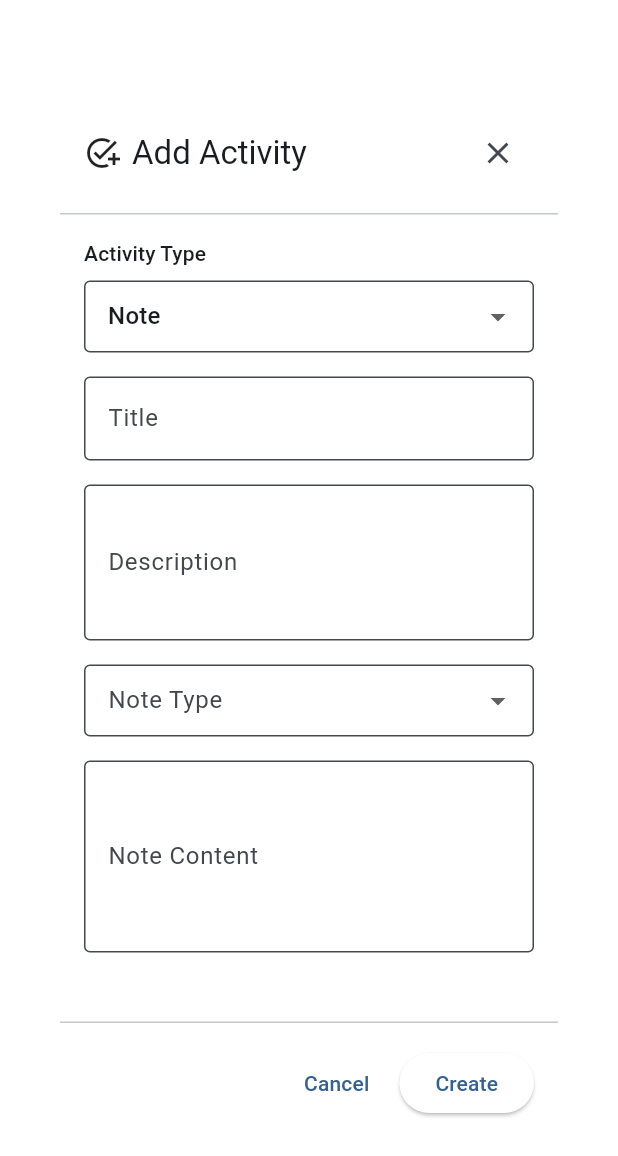
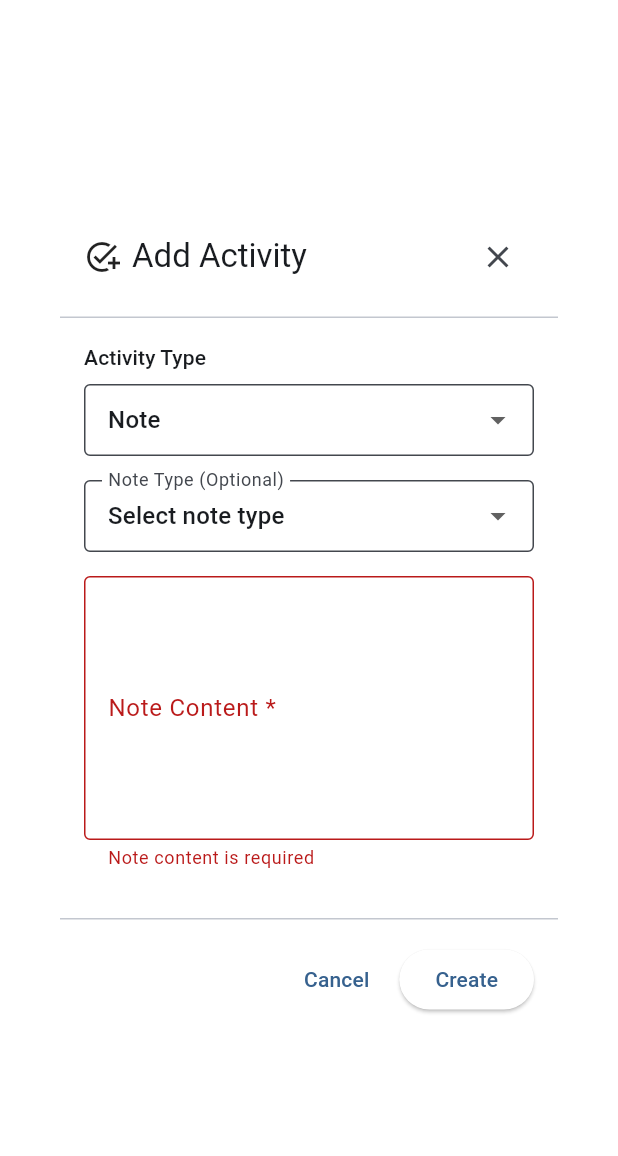
Before and after one commit to mohammadshahilsupportta/supporttacrmapp, a Flutter app: the ActivityFormDialog widget shown alone on an empty page, opened directly with empty values, after a tap on "Create", on a phone screen of 412 x 824 dp. Shown: the top 1156 px of the screen. Run offline on Flutter 3.47's test engine with Material 3 defaults, Android fonts, the phone set to English and light mode, and no system bars; our stand-ins replace animated_notch_bottom_bar, get, get_storage, supabase_flutter; accounts and stored records are empty.

Commit message:
Update LeadDetailView and ActivityFormDialog for Note Management: Changed the 'Add Activity' button to 'Add Note' in LeadDetailView, ensuring consistent terminology. Enhanced ActivityFormDialog to validate note content and adjust UI elements based on activity type, including hiding unnecessary fields for notes and providing specific validation messages. Improved user experience by clarifying note requirements and adjusting dialog dimensions accordingly.

```diff
--- a/lib/presentation/views/leads/lead_detail_view.dart
+++ b/lib/presentation/views/leads/lead_detail_view.dart
@@ -1022,13 +1022,13 @@ class _LeadDetailViewState extends State<LeadDetailView>
               ),
             ),
           ),
-          // Add Activity Button - Always visible
+          // Add Note Button - Always visible
           Padding(
             padding: const EdgeInsets.all(16),
             child: ElevatedButton.icon(
-              onPressed: () => _showAddActivityDialog(),
-              icon: const Icon(Icons.add),
-              label: const Text('Add Activity'),
+              onPressed: () => _showAddActivityDialog(activityType: ActivityType.note),
+              icon: const Icon(Icons.note_add),
+              label: const Text('Add Note'),
               style: ElevatedButton.styleFrom(
                 padding: const EdgeInsets.symmetric(horizontal: 24, vertical: 12),
               ),
@@ -1056,12 +1056,12 @@ class _LeadDetailViewState extends State<LeadDetailView>
                                   ),
                             ),
                             const SizedBox(height: 8),
-                            if (_activityController.activities.isEmpty)
-                              ElevatedButton.icon(
-                                onPressed: () => _showAddActivityDialog(),
-                                icon: const Icon(Icons.add),
-                                label: const Text('Add Activity'),
-                              ),
+                        if (_activityController.activities.isEmpty)
+                          ElevatedButton.icon(
+                            onPressed: () => _showAddActivityDialog(activityType: ActivityType.note),
+                            icon: const Icon(Icons.note_add),
+                            label: const Text('Add Note'),
+                          ),
                           ],
                         ),
                       ),
@@ -1178,9 +1178,6 @@ class _LeadDetailViewState extends State<LeadDetailView>
             activity: activity,
             onTap: () {
               // Show activity details
-            },
-            onDelete: () {
-              _deleteActivity(activity);
             },
           ),
         ),
--- a/lib/presentation/views/leads/widgets/activity_form_dialog.dart
+++ b/lib/presentation/views/leads/widgets/activity_form_dialog.dart
@@ -117,6 +117,20 @@ class _ActivityFormDialogState extends State<ActivityFormDialog> {
       }
     }
 
+    // Validate note-specific requirements
+    if (_selectedActivityType == ActivityType.note) {
+      if (_noteContentController.text.trim().isEmpty) {
+        Get.snackbar(
+          'Validation Error',
+          'Note content is required',
+          snackPosition: SnackPosition.BOTTOM,
+          backgroundColor: Colors.red,
+          colorText: Colors.white,
+        );
+        return;
+      }
+    }
+
     final input = CreateActivityInput(
       leadId: widget.leadId,
       activityType: _selectedActivityType,
@@ -148,9 +162,14 @@ class _ActivityFormDialogState extends State<ActivityFormDialog> {
 
   @override
   Widget build(BuildContext context) {
+    final isNoteOnly = widget.defaultActivityType == ActivityType.note;
+
     return Dialog(
       child: Container(
-        constraints: const BoxConstraints(maxWidth: 500, maxHeight: 700),
+        constraints: BoxConstraints(
+          maxWidth: 500,
+          maxHeight: isNoteOnly ? 550 : 700,
+        ),
         child: Form(
           key: _formKey,
           child: Column(
@@ -161,13 +180,35 @@ class _ActivityFormDialogState extends State<ActivityFormDialog> {
                 padding: const EdgeInsets.all(16),
                 child: Row(
                   children: [
-                    const Icon(Icons.add_task),
+                    Icon(
+                      isNoteOnly
+                          ? Icons.note_add
+                          : Icons.add_task,
+                    ),
                     const SizedBox(width: 8),
+                    Expanded(
+                      child: Column(
+                        crossAxisAlignment: CrossAxisAlignment.start,
+                        children: [
                           Text(
-                      'Add Activity',
+                            isNoteOnly
+                                ? 'Add Note'
+                                : 'Add Activity',
                             style: Theme.of(context).textTheme.titleLarge,
                           ),
-                    const Spacer(),
+                          if (isNoteOnly) ...[
+                            const SizedBox(height: 4),
+                            Text(
+                              'Add a note about this lead. It will appear in the timeline.',
+                              style: Theme.of(context).textTheme.bodySmall?.copyWith(
+                                    color: Colors.grey[600],
+                                    fontSize: 12,
+                                  ),
+                            ),
+                          ],
+                        ],
+                      ),
+                    ),
                     IconButton(
                       icon: const Icon(Icons.close),
                       onPressed: () => Navigator.of(context).pop(),
@@ -177,13 +218,14 @@ class _ActivityFormDialogState extends State<ActivityFormDialog> {
               ),
               const Divider(height: 1),
               // Form Content
-              Expanded(
-                child: SingleChildScrollView(
+              Padding(
                 padding: const EdgeInsets.all(16),
                 child: Column(
+                  mainAxisSize: MainAxisSize.min,
                   crossAxisAlignment: CrossAxisAlignment.start,
                   children: [
-                      // Activity Type
+                      // Activity Type - Hide if default is note
+                      if (widget.defaultActivityType != ActivityType.note) ...[
                         Text(
                           'Activity Type',
                           style: Theme.of(context).textTheme.titleSmall,
@@ -214,8 +256,10 @@ class _ActivityFormDialogState extends State<ActivityFormDialog> {
                           },
                         ),
                         const SizedBox(height: 16),
+                      ],
 
-                      // Title
+                      // Title - Hide for notes
+                      if (_selectedActivityType != ActivityType.note) ...[
                         TextFormField(
                           controller: _titleController,
                           decoration: InputDecoration(
@@ -234,8 +278,10 @@ class _ActivityFormDialogState extends State<ActivityFormDialog> {
                           },
                         ),
                         const SizedBox(height: 16),
+                      ],
 
-                      // Description
+                      // Description - Hide for notes
+                      if (_selectedActivityType != ActivityType.note) ...[
                         TextFormField(
                           controller: _descriptionController,
                           decoration: const InputDecoration(
@@ -245,6 +291,7 @@ class _ActivityFormDialogState extends State<ActivityFormDialog> {
                           maxLines: 3,
                         ),
                         const SizedBox(height: 16),
+                      ],
 
                       // Type-specific fields
                       if (_selectedActivityType == ActivityType.task ||
@@ -317,20 +364,26 @@ class _ActivityFormDialogState extends State<ActivityFormDialog> {
                       ],
 
                       if (_selectedActivityType == ActivityType.note) ...[
-                        // Note Type
+                        // Note Type - Optional
                         DropdownButtonFormField<NoteType>(
                           value: _selectedNoteType,
                           decoration: const InputDecoration(
-                            labelText: 'Note Type',
+                            labelText: 'Note Type (Optional)',
                             border: OutlineInputBorder(),
                             isDense: true,
                           ),
-                          items: NoteType.values.map((type) {
+                          items: [
+                            const DropdownMenuItem<NoteType>(
+                              value: null,
+                              child: Text('Select note type'),
+                            ),
+                            ...NoteType.values.map((type) {
                               return DropdownMenuItem(
                                 value: type,
-                              child: Text(type.toString().split('.').last),
+                                child: Text(_getNoteTypeLabel(type)),
                               );
-                          }).toList(),
+                            }),
+                          ],
                           onChanged: (value) {
                             setState(() {
                               _selectedNoteType = value;
@@ -338,14 +391,21 @@ class _ActivityFormDialogState extends State<ActivityFormDialog> {
                           },
                         ),
                         const SizedBox(height: 16),
-                        // Note Content
+                        // Note Content - Required for notes
                         TextFormField(
                           controller: _noteContentController,
                           decoration: const InputDecoration(
-                            labelText: 'Note Content',
+                            labelText: 'Note Content *',
                             border: OutlineInputBorder(),
+                            hintText: 'Enter your note here...',
                           ),
-                          maxLines: 4,
+                          maxLines: 6,
+                          validator: (value) {
+                            if (value == null || value.trim().isEmpty) {
+                              return 'Note content is required';
+                            }
+                            return null;
+                          },
                         ),
                         const SizedBox(height: 16),
                       ],
@@ -428,7 +488,6 @@ class _ActivityFormDialogState extends State<ActivityFormDialog> {
                     ],
                   ),
                 ),
-              ),
               const Divider(height: 1),
               // Actions
               Padding(
@@ -481,4 +540,17 @@ class _ActivityFormDialogState extends State<ActivityFormDialog> {
         return 'Field Update';
     }
   }
+
+  String _getNoteTypeLabel(NoteType type) {
+    switch (type) {
+      case NoteType.callSummary:
+        return 'Call Summary';
+      case NoteType.meetingNotes:
+        return 'Meeting Notes';
+      case NoteType.internalNote:
+        return 'Internal Note';
+      case NoteType.followUp:
+        return 'Follow Up';
     }
+  }
+}
```
Lines whose indentation alone changed are shown as unchanged.
